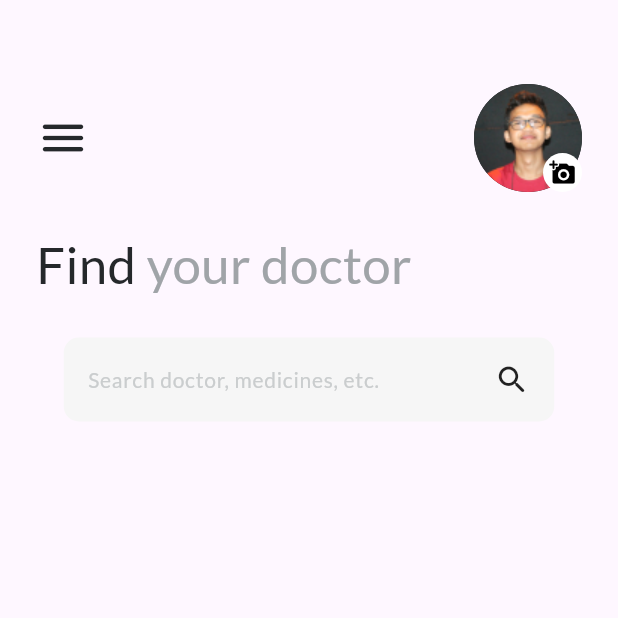
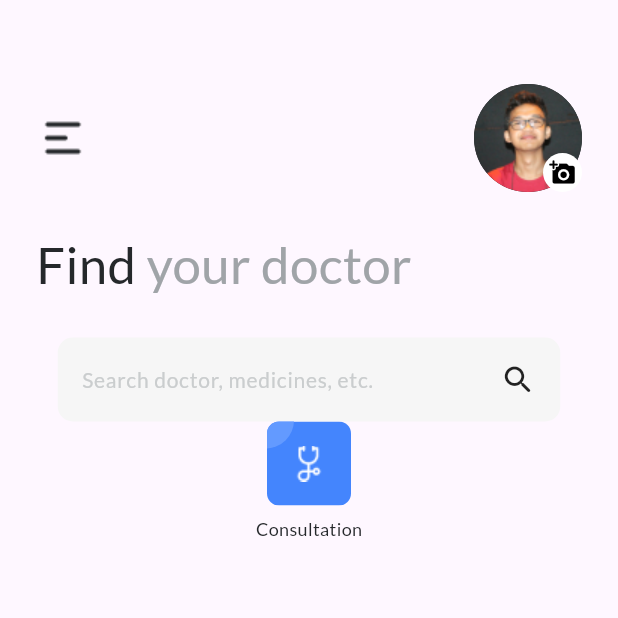
Before and after one commit to czarbasanal/flutter_doctor_app, a Flutter app: the screen it shows after launch, on a phone screen of 412 x 824 dp, the top half of it. Run offline on Flutter 3.47's test engine with Material 2 defaults, Android fonts, the phone set to English and light mode, and no system bars; our stand-ins replace google_fonts.

Commit message:
grid_icon

```diff
--- /dev/null
+++ b/lib/grid_menu.dart
@@ -0,0 +1,27 @@
+import 'package:flutter/material.dart';
+
+class GridMenu extends StatelessWidget {
+  final List<Widget> icons;
+
+  const GridMenu({super.key, required this.icons});
+
+  @override
+  Widget build(BuildContext context) {
+    if (icons.length != 8) {
+      throw ArgumentError('GridIcon requires exactly 8 icons.');
+    }
+
+    return GridView.builder(
+      shrinkWrap: true,
+      physics: const NeverScrollableScrollPhysics(),
+      gridDelegate: const SliverGridDelegateWithFixedCrossAxisCount(
+        crossAxisCount: 4,
+        childAspectRatio: 1.0,
+      ),
+      itemCount: icons.length,
+      itemBuilder: (context, index) {
+        return icons[index];
+      },
+    );
+  }
+}
--- a/lib/home_page.dart
+++ b/lib/home_page.dart
@@ -2,9 +2,11 @@ import 'package:flutter/material.dart';
 import 'package:google_fonts/google_fonts.dart';
 import 'profile_icon.dart';
 import 'search_bar.dart';
+import 'menu_icon.dart';
+import 'grid_menu.dart';
 
 class HomePage extends StatelessWidget {
-  HomePage({Key? key}) : super(key: key);
+  const HomePage({Key? key}) : super(key: key);
 
   @override
   Widget build(BuildContext context) {
@@ -15,15 +17,13 @@ class HomePage extends StatelessWidget {
           child: Column(
             crossAxisAlignment: CrossAxisAlignment.center,
             children: <Widget>[
-              const Row(
+              Row(
                 mainAxisAlignment: MainAxisAlignment.spaceBetween,
                 children: [
-                  Icon(
-                    Icons.menu_rounded,
-                    size: 36.0,
-                    color: Color(0xff25282B),
+                  Image.asset(
+                    'images/Icons-Menu-Burger.png',
                   ),
-                  ProfileIcon(imagePath: 'images/Bung-1.png'),
+                  const ProfileIcon(imagePath: 'images/Bung-1.png'),
                 ],
               ),
               Padding(
@@ -50,6 +50,12 @@ class HomePage extends StatelessWidget {
                 ),
               ),
               SearchBarWidget(onTextChanged: (value) => ''),
+              const MenuIcon(
+                backgroundColor: 0xff4485FD,
+                highlightColor: 0xff639AFF,
+                icon: 'images/007-stethoscope.png',
+                label: 'Consultation',
+              ),
             ],
           ),
         ),
--- a/lib/main.dart
+++ b/lib/main.dart
@@ -8,11 +8,10 @@ void main() {
 class MyApp extends StatelessWidget {
   const MyApp({super.key});
 
-  // This widget is the root of your application.
   @override
   Widget build(BuildContext context) {
     return MaterialApp(
-      title: 'Flutter Demo',
+      title: 'Find Your Doctor App',
       theme: ThemeData(
         colorScheme: ColorScheme.fromSeed(seedColor: Colors.deepPurple),
         useMaterial3: true,
--- /dev/null
+++ b/lib/menu_icon.dart
@@ -0,0 +1,58 @@
+import 'package:flutter/material.dart';
+import 'package:google_fonts/google_fonts.dart';
+
+class MenuIcon extends StatelessWidget {
+  final dynamic backgroundColor;
+  final dynamic highlightColor;
+  final dynamic icon;
+  final String label;
+
+  const MenuIcon({
+    super.key,
+    required this.backgroundColor,
+    required this.highlightColor,
+    required this.icon,
+    required this.label,
+  });
+
+  @override
+  Widget build(BuildContext context) {
+    return Column(
+      children: [
+        ClipRRect(
+          borderRadius: BorderRadius.circular(8.0),
+          child: Stack(children: <Widget>[
+            Container(
+                width: 56,
+                height: 56,
+                color: Color(backgroundColor),
+                child: Image.asset(icon)),
+            Positioned(
+              top: -20,
+              left: -20,
+              child: Container(
+                width: 38,
+                height: 38,
+                decoration: BoxDecoration(
+                  color: Color(highlightColor),
+                  borderRadius: BorderRadius.circular(50.0),
+                ),
+              ),
+            )
+          ]),
+        ),
+        Padding(
+          padding: const EdgeInsets.only(top: 7.0),
+          child: Text(
+            label,
+            style: GoogleFonts.lato(
+              fontWeight: FontWeight.w400,
+              fontSize: 12.0,
+              color: const Color(0xff25282B),
+            ),
+          ),
+        )
+      ],
+    );
+  }
+}
--- a/lib/search_bar.dart
+++ b/lib/search_bar.dart
@@ -10,7 +10,7 @@ class SearchBarWidget extends StatelessWidget {
   @override
   Widget build(BuildContext context) {
     return Container(
-      width: 327,
+      width: 335,
       height: 56,
       decoration: BoxDecoration(
         color: const Color(0xffF6F6F6),
```
Also changed, not shown: images/007-stethoscope.png (added), images/Icons-Menu-Burger.png.
